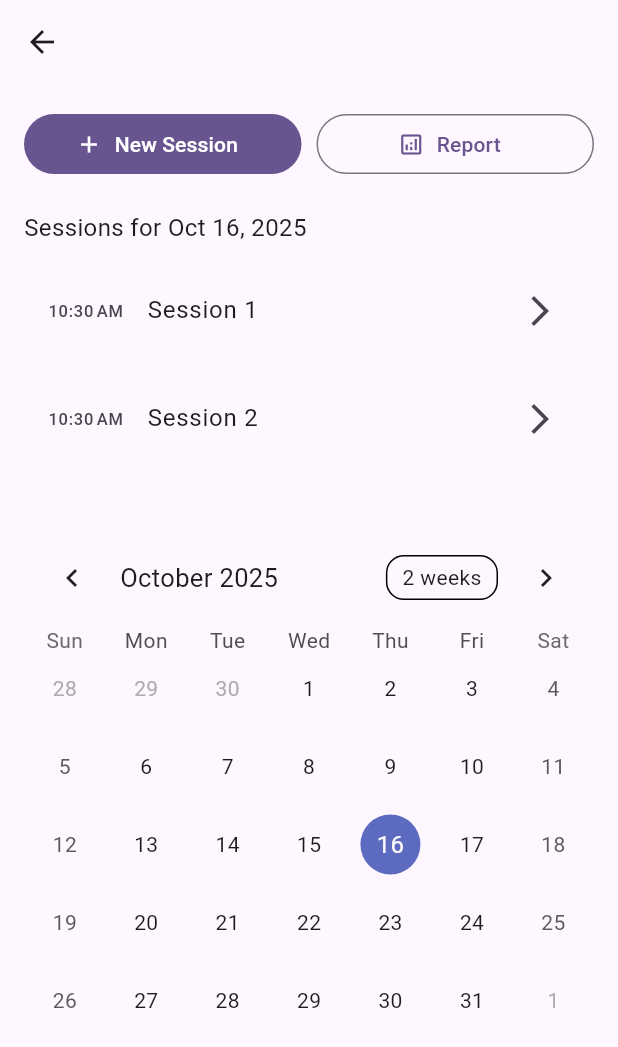
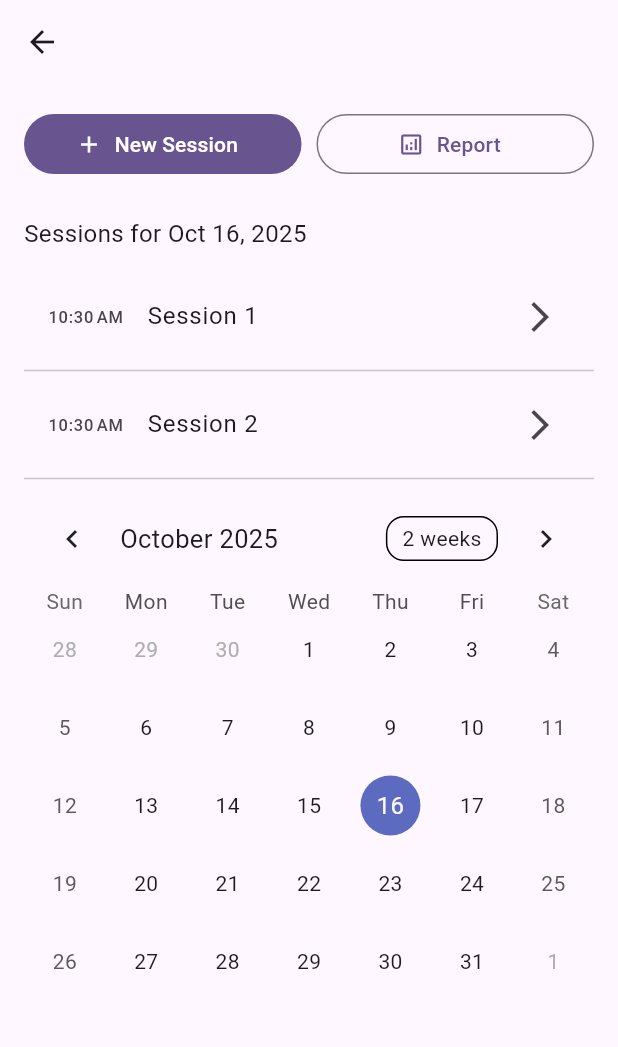
Before and after one commit to sajid-ali-khan/attappv3, a Flutter app: the ClassDetailsPage screen opened directly with empty values, on a phone screen of 412 x 824 dp. Shown: the top 1047 px of the screen. Run offline on Flutter 3.47's test engine with Material 3 defaults, Android fonts, the phone set to English and light mode, and no system bars; drawn by our look-alikes of table_calendar.

Commit message:
styled some pages

```diff
--- a/lib/views/pages/class_details_page.dart
+++ b/lib/views/pages/class_details_page.dart
@@ -1,5 +1,6 @@
 import 'package:attappv1/data/constants.dart';
 import 'package:attappv1/data/utils.dart';
+import 'package:attappv1/views/pages/mark_attendance_page.dart';
 import 'package:attappv1/views/widgets/session_card.dart';
 import 'package:flutter/material.dart';
 import 'package:intl/intl.dart';
@@ -31,7 +32,11 @@ class _ClassDetailsPageState extends State<ClassDetailsPage> {
               children: [
                 Expanded(
                   child: FilledButton.icon(
-                    onPressed: () {},
+                    onPressed: () {
+                      Navigator.push(context, MaterialPageRoute(builder: (context) {
+                        return MarkAttendancePage(studentList: Constants.students);
+                      },));
+                    },
                     label: Text('New Session'),
                     icon: Icon(Icons.add),
                   ),
@@ -46,8 +51,7 @@ class _ClassDetailsPageState extends State<ClassDetailsPage> {
                 ),
               ],
             ),
-
-            SizedBox(height: 20.0),
+            SizedBox(height: 24,),
             Text(
               'Sessions for ${DateFormat.MMM().format(_selectedDay!)} ${_selectedDay!.day}, ${_selectedDay!.year}',
               style: TextStyle(fontSize: 16),
@@ -58,7 +62,6 @@ class _ClassDetailsPageState extends State<ClassDetailsPage> {
                 return SessionCard(session: e);
               }).toList(),
             ),
-            SizedBox(height: 30),
             TableCalendar(
               focusedDay: _focusedDay,
               firstDay: kFirstDay,
--- a/lib/views/pages/dashboard_page.dart
+++ b/lib/views/pages/dashboard_page.dart
@@ -24,7 +24,10 @@ class DashboardPage extends StatelessWidget {
         child: Column(
           crossAxisAlignment: CrossAxisAlignment.start,
           children: [
-            Text('Your classes', style: TextStyle(fontSize: 18),),
+            Text('Welcome back,'),
+            Text('Mr. Zahoor Ul Haq', style: TextStyle(fontSize: 24),),
+            SizedBox(height: 20,),
+            Text('Your Classes', style: TextStyle(fontSize: 18, fontWeight: FontWeight.w400),),
             SizedBox(height: 20,),
             Column(
               children: Constants.assignedClasses.map((e){
--- a/lib/views/widgets/class_card.dart
+++ b/lib/views/widgets/class_card.dart
@@ -17,7 +17,8 @@ class ClassCard extends StatelessWidget {
             },));
           },
           title: Text(assignedClass.subjectName),
-          trailing: Icon(Icons.arrow_forward_ios),
+          leading: Text(assignedClass.className),
+          trailing: Icon(Icons.arrow_forward_ios,),
         ),
         SizedBox(height: 16,)
       ],
--- a/lib/views/widgets/session_card.dart
+++ b/lib/views/widgets/session_card.dart
@@ -22,7 +22,7 @@ class SessionCard extends StatelessWidget {
           leading: Text(DateFormat.jm().format(session.markedAt)),
           trailing: Icon(Icons.arrow_forward_ios),
         ),
-        SizedBox(height: 16,)
+        Divider()
       ],
     );
   }
```
Also changed, not shown: lib/views/pages/mark_attendance_page.dart (+10 -2 lines).
